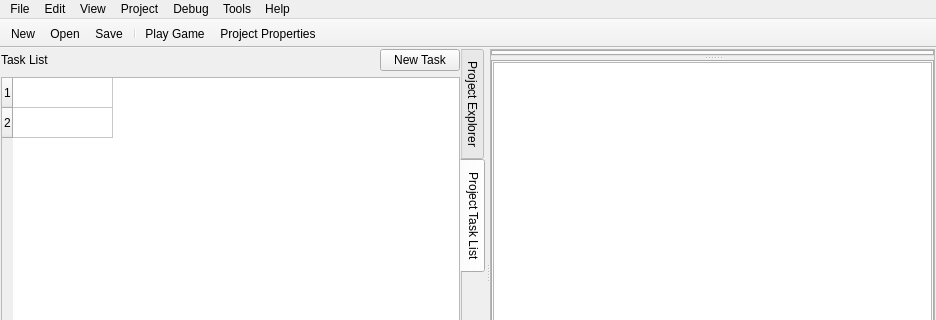
Old version of the form src/mainwindow.ui in the repository Eggbertx/QtSphere-IDE; both pictures show x 0 to 936 and y 0 to 320 of the 936 by 518 pixel window.
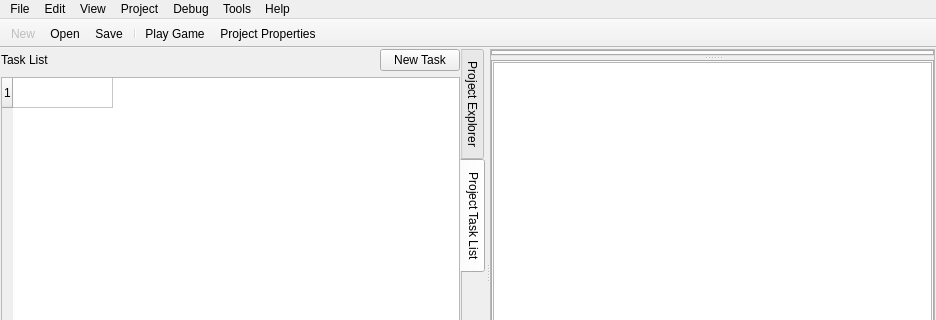
New version of the form. The open tabs and pages were chosen to show the change. Icons and pictures are not drawn.

Commit message: The "New Task" button actually does something now, replace new file button on toolbar with a menu

The edit to the form file:
```diff
--- a/src/mainwindow.ui
+++ b/src/mainwindow.ui
@@ -225,7 +225,7 @@
             <bool>false</bool>
            </property>
            <property name="rowCount">
-            <number>2</number>
+            <number>1</number>
            </property>
            <attribute name="horizontalHeaderVisible">
             <bool>false</bool>
@@ -244,7 +244,6 @@
              <string>1</string>
             </property>
            </row>
-           <row/>
            <column>
             <property name="text">
              <string>Task</string>
@@ -258,11 +257,6 @@
              <enum>Unchecked</enum>
             </property>
            </item>
-           <item row="1" column="0">
-            <property name="text">
-             <string/>
-            </property>
-           </item>
           </widget>
          </item>
         </layout>
@@ -779,6 +773,9 @@
    </property>
   </action>
   <action name="toolbarNewButton">
+   <property name="enabled">
+    <bool>false</bool>
+   </property>
    <property name="text">
     <string>New</string>
    </property>
```
Left out of the diff: 5 changed lines with no effect on the pictures. The commit also changes 3 other files.
